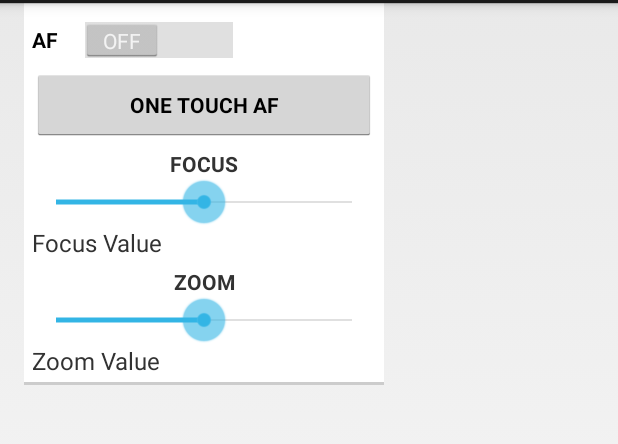
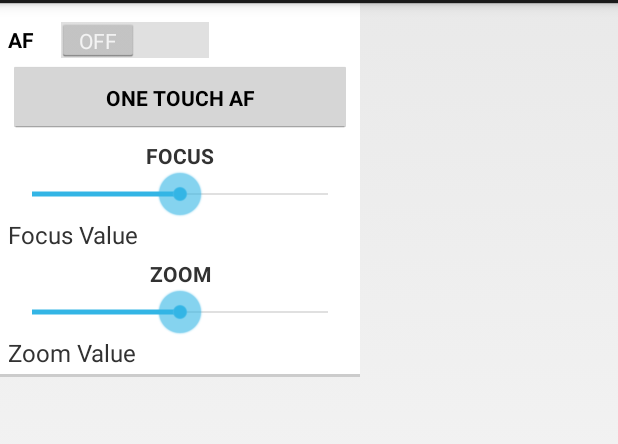
Before and after one commit to mwielondek/vicam, an Android app: the layout toolbox.xml on its own in the app's theme, with its tools: preview values and no code run, on a phone screen of 412 x 824 dp, the part 69-513 px from its top. Run offline under Robolectric (Android 15) with nearby library versions, the phone set to English and light mode, and no system bars.

Commit message:
Updated button style.

```diff
--- a/camera/src/main/res/layout/toolbox.xml
+++ b/camera/src/main/res/layout/toolbox.xml
@@ -1,38 +1,37 @@
 <?xml version="1.0" encoding="utf-8"?>
 <LinearLayout
-        xmlns:android="http://schemas.android.com/apk/res/android" android:id="@+id/toolbox"
+        xmlns:android="http://schemas.android.com/apk/res/android"
         android:layout_width="wrap_content"
         android:layout_height="wrap_content"
         android:orientation="vertical"
-        android:layout_marginLeft="@dimen/activity_horizontal_margin"
         android:background="@drawable/bg_card"
-        android:minWidth="240dp"
-        android:padding="5dp"
         android:gravity="center_vertical"
-        android:layout_centerVertical="true"
-        android:layout_alignParentLeft="true">
+        android:minWidth="@dimen/toolbox_min_width"
+        android:padding="@dimen/toolbox_margin">
 
     <Switch
             android:id="@+id/autofocus_switch"
             android:text="@string/autofocus"
             android:layout_width="wrap_content"
             android:layout_height="wrap_content"
-            android:layout_marginTop="@dimen/toolbox_margin_top"
+            android:layout_marginTop="@dimen/toolbox_margin"
             android:textAppearance="?android:listSeparatorTextViewStyle"/>
 
     <Button
             android:id="@+id/one_touch_autofocus"
             android:text="@string/force_autofocus"
+            style="?android:segmentedButtonStyle"
             android:layout_width="match_parent"
+            android:layout_marginTop="@dimen/toolbox_margin"
             android:layout_height="wrap_content"
-            android:layout_marginTop="@dimen/toolbox_margin_top"
+            android:layout_margin="0dp"
             android:textAppearance="?android:listSeparatorTextViewStyle"/>
 
     <TextView
             android:id="@+id/text_focus_seekbar"
             android:layout_width="match_parent"
             android:layout_height="wrap_content"
-            android:layout_marginTop="@dimen/toolbox_margin_top"
+            android:layout_marginTop="@dimen/toolbox_margin"
             android:text="@string/manual_focus"
             android:textAppearance="?android:listSeparatorTextViewStyle"
             android:gravity="center"/>
@@ -53,7 +52,7 @@
             android:id="@+id/text_zoom_seekbar"
             android:layout_width="match_parent"
             android:layout_height="wrap_content"
-            android:layout_marginTop="@dimen/toolbox_margin_top"
+            android:layout_marginTop="@dimen/toolbox_margin"
             android:text="@string/text_zoom"
             android:textAppearance="?android:listSeparatorTextViewStyle"
             android:gravity="center"/>
--- a/camera/src/main/res/values/dimens.xml
+++ b/camera/src/main/res/values/dimens.xml
@@ -6,6 +6,7 @@
     <dimen name="touchpad_max_size">320dp</dimen>
 
     <dimen name="seek_bar_horizontal_len">140dp</dimen>
-    <dimen name="toolbox_margin_top">5dp</dimen>
+    <dimen name="toolbox_margin">5dp</dimen>
+    <dimen name="toolbox_min_width">240dp</dimen>
 
 </resources>
```
Also changed, not shown: camera/src/main/res/layout/activity_main.xml (+9 -2 lines).
